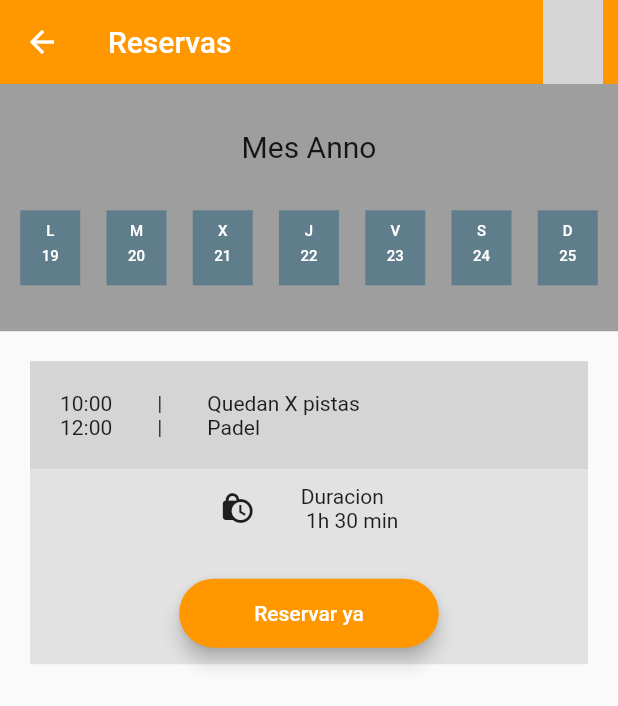
After one commit to TristanAP2/examen_tristan_26, a Flutter app: the ReservaScreen screen opened by its route, on a phone screen of 412 x 824 dp. The commit adds this screen. Shown: the top 706 px of the screen. Run offline on Flutter 3.47's test engine with Material 2 defaults, Android fonts, the phone set to English and light mode, and no system bars; network calls fail; grey boxes are pictures that could not be loaded.

Commit message:
Screen de reservas, diseño inicial/provisional

```diff
--- a/lib/Router/app_routes_26.dart
+++ b/lib/Router/app_routes_26.dart
@@ -7,7 +7,7 @@ class AppRoutes {
   static final ListViewOptions = <MenuOption>[
     MenuOption(route: 'pistas', icon: Icons.psychology, name: 'Pistas', screens: const PistasScreen()),
     MenuOption(route: 'monitores', icon: Icons.supervised_user_circle, name: 'Monitores', screens: const MonitoresScreen()),
-    MenuOption(route: 'reservas', icon: Icons.phone, name: 'Reservas', screens: const AlertScreen()),
+    MenuOption(route: 'reservas', icon: Icons.phone, name: 'Reservas', screens: const ReservaScreen()),
   ];
 
   static final MenuOptions = <MenuOption>[
--- /dev/null
+++ b/lib/screens_26/reserva_screen_26.dart
@@ -0,0 +1,143 @@
+import 'package:examen_tristan_26/widgets/widgets.dart';
+import 'package:flutter/material.dart';
+import 'package:examen_tristan_26/theme/app_theme.dart';
+
+class ReservaScreen extends StatelessWidget {
+
+  const ReservaScreen({Key? key}) : super(key: key);
+
+  @override
+  Widget build(BuildContext context) {
+    var color = Colors.blueGrey;
+    final semana = <int>[];
+    final semanadia = <String> ['L', 'M', 'X', 'J', 'V', 'S', 'D'];
+
+    DateTime getMonday() {
+      DateTime now = DateTime.now();
+      int currentDay = now.weekday;
+      DateTime firstDayOfWeek = now.subtract(Duration(days: currentDay - 1));
+      return firstDayOfWeek;
+    }
+
+    for (var i = 0; i < 7; i++) {
+      semana.add(getMonday().day + i);
+    }
+
+    return Scaffold(
+      appBar: AppBar(
+        title: const Text('Reservas'),
+        actions: [
+          Container(
+            margin: const EdgeInsets.only(right: 10),
+            child: const CircleAvatar(
+              backgroundColor: AppTheme.primary,
+              backgroundImage: NetworkImage('https://as01.epimg.net/meristation/imagenes/2013/09/17/noticia/1379397600_125748_1532601596_portada_normal.jpg'),
+            ),
+          ),
+        ],
+      ),
+      body: Column(
+        children: [
+          Container(
+            //1/5 de la pantalla
+            height: MediaQuery.of(context).size.height / 5,
+            width: double.infinity,
+            color: Colors.grey,
+            child: Column(
+              mainAxisAlignment: MainAxisAlignment.spaceEvenly,
+              children: [
+                const Text(
+                  'Mes Anno',
+                  style: TextStyle(fontSize: 20),
+                ),
+                Row(
+                  mainAxisAlignment: MainAxisAlignment.spaceEvenly,
+                  children: [
+                    for(var x = 0; x < semana.length; x++)
+                      ElevatedButton(
+                        style: ButtonStyle(
+                          backgroundColor: MaterialStateProperty.all(color),
+                          padding: MaterialStateProperty.all<EdgeInsetsGeometry>(EdgeInsets.zero),
+                          shape: MaterialStateProperty.all<RoundedRectangleBorder>(
+                            const RoundedRectangleBorder(borderRadius: BorderRadius.zero,)
+                          ),
+                          elevation : MaterialStateProperty.all(0),
+                          minimumSize: MaterialStateProperty.all(const Size(40, 50)),
+                        ),
+                        onPressed: () { },
+                        child: Column(
+                          children: [
+                            Text(semanadia.elementAt(x), style: TextStyle(fontSize: 10),),
+                            SizedBox(width: 1, height: 5,),
+                            Text(semana.elementAt(x).toString(), style: TextStyle(fontSize: 10)),
+                            SizedBox(width: 1, height: 5,),
+                          ]
+                        )
+                      )
+                  ],
+                )
+              ],
+            ),
+          ),
+          Container(
+            padding: EdgeInsets.all(20),
+            height: 550,
+            child: Column(
+              children: [
+                Container(
+                  padding: EdgeInsets.all(20),
+                  color: Color.fromARGB(255, 213, 213, 213),
+                  child: Column(
+                    children: [
+                      Row(
+                        children: [
+                          Text('10:00'),
+                          SizedBox( width: 30,),
+                          Text('|'),
+                          SizedBox( width: 30,),
+                          Text('Quedan X pistas'),
+                        ],
+                      ),
+                      Row(
+                        children: [
+                          Text('12:00'),
+                          SizedBox( width: 30,),
+                          Text('|'),
+                          SizedBox( width: 30,),
+                          Text('Padel'),
+                        ],
+                      ),
+                    ],
+                  ),
+                ),
+                Container(
+                  padding: EdgeInsets.all(10),
+                  color: Color.fromARGB(255, 226, 226, 226),
+                  child: Column(
+                    children: [
+                      Row(
+                        mainAxisAlignment: MainAxisAlignment.center,
+                        children: [
+                          Icon(Icons.lock_clock),
+                          SizedBox( width: 30,),
+                          Text('Duracion \n 1h 30 min'),
+                        ]
+
+                      ),
+                      SizedBox( height: 30,),
+
+                      ElevatedButton(
+                            onPressed: (){},
+                            child: Text('Reservar ya'),
+                          )
+                    ],
+                  ),
+                ),
+              ],
+            ),
+          ),
+        ],
+      )
+    );
+  }
+}
--- a/lib/screens_26/screens.dart
+++ b/lib/screens_26/screens.dart
@@ -4,3 +4,4 @@ export 'package:examen_tristan_26/screens_26/alert_screen_26.dart';
 export 'package:examen_tristan_26/screens_26/list_view1_26.dart';
 export 'package:examen_tristan_26/screens_26/monitores_screen_26.dart';
 export 'package:examen_tristan_26/screens_26/pistas_screen_26.dart';
+export 'package:examen_tristan_26/screens_26/reserva_screen_26.dart';
--- a/lib/screens_26/sing_in_screen_26.dart
+++ b/lib/screens_26/sing_in_screen_26.dart
@@ -68,7 +68,7 @@ class SingInScreen extends StatelessWidget {
             CustomTextFormField(
               hintText: 'Password',
               labelText: 'Password',
-              icon: Icons.alternate_email_rounded,
+              icon: Icons.password,
               //para contrasenas
               obscureText: true,
               formProperty: 'password',
@@ -78,15 +78,13 @@ class SingInScreen extends StatelessWidget {
             const SizedBox(height: 30,),
 
             CustomTextFormField(
-              hintText: 'Password',
-              labelText: 'Password',
-              icon: Icons.alternate_email_rounded,
-              //para contrasenas
+              hintText: 'Repeat password',
+              labelText: 'Repeat password',
+              icon: Icons.password,
               obscureText: true,
               formProperty: 'password',
               formValues: formValues,
             ),
-
 
             const SizedBox( height: 30,),
 
```
